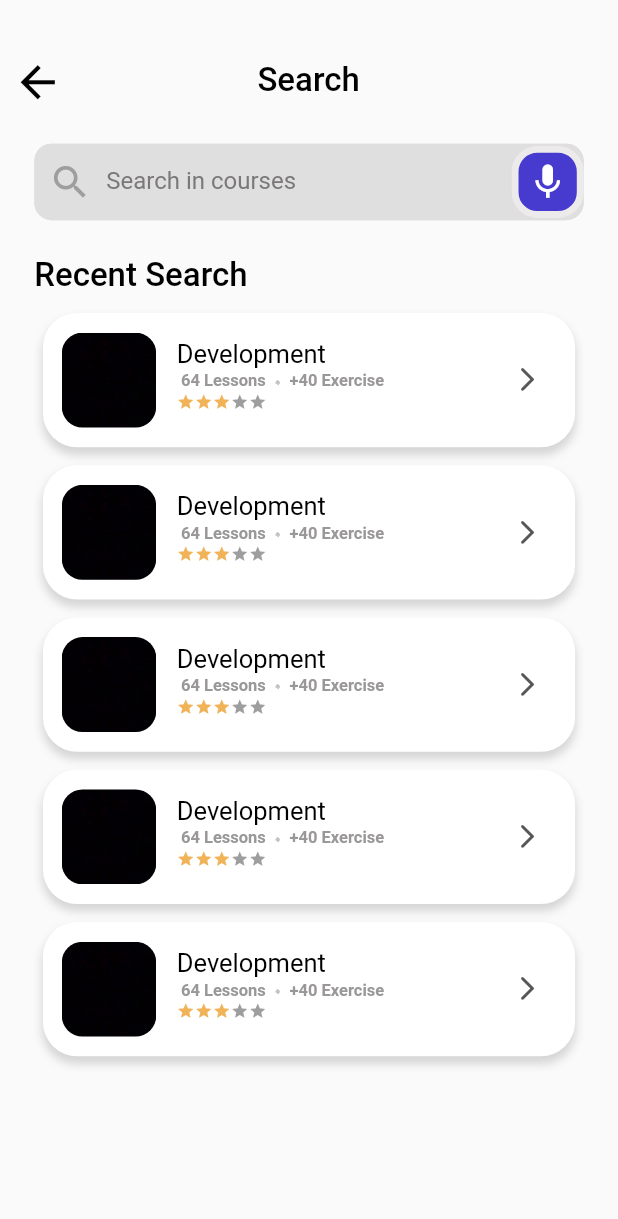
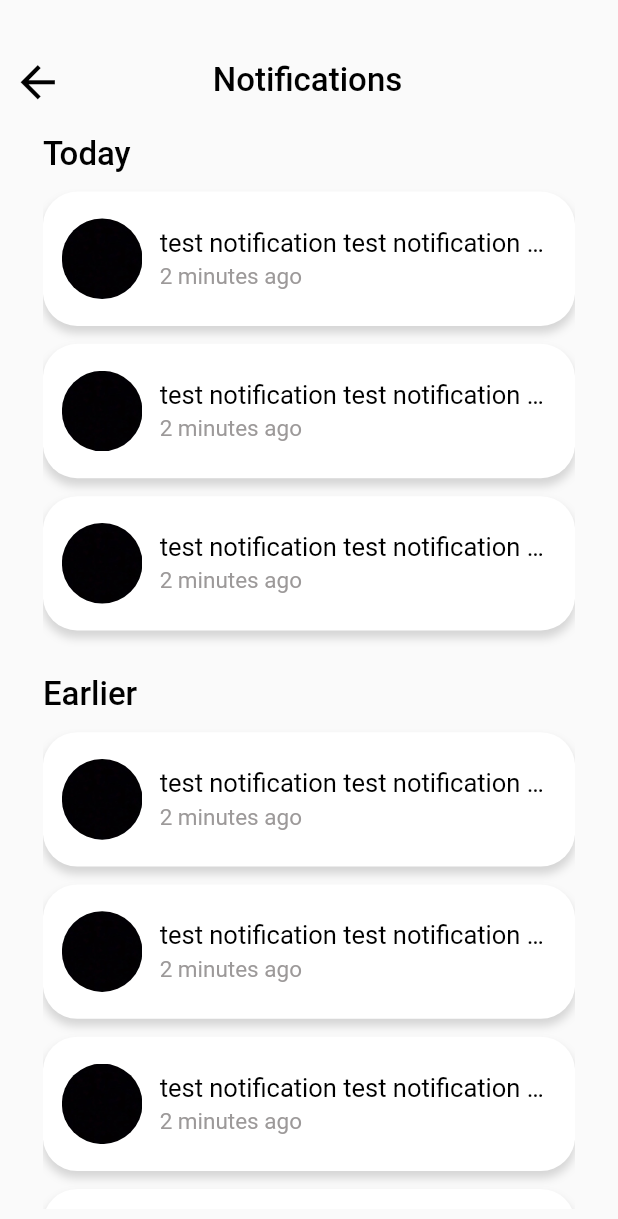
Before and after one commit to yehya-s-ashour/online_course, a Flutter app: the screen it shows after launch, on a phone screen of 412 x 824 dp. Shown: the top 1219 px of the screen. Run offline on Flutter 3.47's test engine with Material 2 defaults, Android fonts, the phone set to English and light mode, and no system bars; our stand-ins replace firebase_core, flutter_screenutil, get, percent_indicator; accounts and stored records are empty.

Commit message:
notifcation & search Screens #done

```diff
--- a/lib/features/data/models/DummyData.dart
+++ b/lib/features/data/models/DummyData.dart
@@ -152,4 +152,87 @@ List<RecentSearch> searchList = [
     name: 'Development',
     image: 'assets/images/image.jpg',
   ),
+  RecentSearch(
+    name: 'Development',
+    image: 'assets/images/image.jpg',
+  ),
+  RecentSearch(
+    name: 'Development',
+    image: 'assets/images/image.jpg',
+  ),
+  RecentSearch(
+    name: 'Development',
+    image: 'assets/images/image.jpg',
+  ),
+  RecentSearch(
+    name: 'Development',
+    image: 'assets/images/image.jpg',
+  ),
+  RecentSearch(
+    name: 'Development',
+    image: 'assets/images/image.jpg',
+  ),
 ];
+
+class Notifications {
+  String image;
+  String description;
+
+  Notifications({
+    required this.image,
+    required this.description,
+  });
+}
+
+List<Notifications> notificationList = [
+  Notifications(
+    description:
+        'test notification test notification test notification test notification test notification test notification test notification',
+    image: 'assets/images/image.jpg',
+  ),
+  Notifications(
+    description:
+        'test notification test notification test notification test notification test notification test notification test notification',
+    image: 'assets/images/image.jpg',
+  ),
+  Notifications(
+    description:
+        'test notification test notification test notification test notification test notification test notification test notification',
+    image: 'assets/images/image.jpg',
+  ),
+  Notifications(
+    description:
+        'test notification test notification test notification test notification test notification test notification test notification',
+    image: 'assets/images/image.jpg',
+  ),
+  Notifications(
+    description:
+        'test notification test notification test notification test notification test notification test notification test notification',
+    image: 'assets/images/image.jpg',
+  ),
+  Notifications(
+    description:
+        'test notification test notification test notification test notification test notification test notification test notification',
+    image: 'assets/images/image.jpg',
+  ),
+  Notifications(
+    description:
+        'test notification test notification test notification test notification test notification test notification test notification',
+    image: 'assets/images/image.jpg',
+  ),
+  Notifications(
+    description:
+        'test notification test notification test notification test notification test notification test notification test notification',
+    image: 'assets/images/image.jpg',
+  ),
+  Notifications(
+    description:
+        'test notification test notification test notification test notification test notification test notification test notification',
+    image: 'assets/images/image.jpg',
+  ),
+  Notifications(
+    description:
+        'test notification test notification test notification test notification test notification test notification test notification',
+    image: 'assets/images/image.jpg',
+  ),
+];
--- /dev/null
+++ b/lib/features/presentation/views/noticctionsScreen/components/notificationCard.dart
@@ -0,0 +1,85 @@
+import 'package:flutter/material.dart';
+import 'package:flutter_screenutil/flutter_screenutil.dart';
+import 'package:online_course/features/data/models/DummyData.dart';
+import 'package:online_course/features/presentation/views/homeScreen/components/starsRating.dart';
+
+class notificationCard extends StatelessWidget {
+  final Notifications notification;
+  const notificationCard({
+    Key? key,
+    required this.notification,
+  }) : super(key: key);
+
+  @override
+  Widget build(BuildContext context) {
+    return SizedBox(
+      height: 75.h,
+      child: Container(
+        padding: EdgeInsets.symmetric(horizontal: 5.w, vertical: 8.h),
+        decoration: BoxDecoration(
+          boxShadow: [
+            BoxShadow(
+              color: Colors.black.withOpacity(0.15),
+              blurRadius: 4.0.r,
+              spreadRadius: .05.r,
+              offset: Offset(0, 4.0.r),
+            ),
+          ],
+          color: Color.fromARGB(255, 255, 255, 255),
+          borderRadius: BorderRadius.circular(20.r),
+        ),
+        child: Row(children: [
+          Row(
+            children: [
+              SizedBox(
+                width: 6.w,
+              ),
+              Container(
+                height: 45.h,
+                width: 47.w,
+                decoration: BoxDecoration(
+                    borderRadius: BorderRadius.circular(100.r),
+                    image: DecorationImage(
+                        image: AssetImage(notification.image),
+                        fit: BoxFit.cover)),
+              ),
+              SizedBox(
+                width: 10.w,
+              ),
+              Column(
+                mainAxisAlignment: MainAxisAlignment.center,
+                crossAxisAlignment: CrossAxisAlignment.start,
+                children: [
+                  SizedBox(
+                    width: 225.w,
+                    child: Text(
+                      notification.description,
+                      maxLines: 1,
+                      overflow: TextOverflow.ellipsis,
+                      style: TextStyle(
+                          fontSize: 17.spMin,
+                          fontWeight: FontWeight.w400,
+                          color: Colors.black),
+                    ),
+                  ),
+                  SizedBox(
+                    height: 3.h,
+                  ),
+                  Text(
+                    "2 minutes ago",
+                    maxLines: 1,
+                    overflow: TextOverflow.ellipsis,
+                    style: TextStyle(
+                        fontSize: 15.spMin,
+                        fontWeight: FontWeight.w400,
+                        color: Color.fromARGB(255, 156, 153, 153)),
+                  ),
+                ],
+              ),
+            ],
+          ),
+        ]),
+      ),
+    );
+  }
+}
--- /dev/null
+++ b/lib/features/presentation/views/noticctionsScreen/components/notificationsScreenAppBar.dart
@@ -0,0 +1,38 @@
+import 'package:flutter/material.dart';
+import 'package:flutter_screenutil/flutter_screenutil.dart';
+
+Widget notificationsScreenAppBar() {
+  return Column(
+    mainAxisAlignment: MainAxisAlignment.start,
+    children: [
+      Column(
+        children: [
+          SizedBox(
+            height: 25.h,
+          ),
+          Row(
+            children: [
+              IconButton(
+                  icon: Icon(
+                    Icons.arrow_back,
+                    color: Colors.black,
+                    size: 30.spMax,
+                  ),
+                  onPressed: () {}),
+              SizedBox(
+                width: 82.w,
+              ),
+              Text(
+                "Notifications",
+                style: TextStyle(
+                    fontWeight: FontWeight.w500,
+                    fontSize: 22.spMin,
+                    color: Colors.black),
+              ),
+            ],
+          ),
+        ],
+      ),
+    ],
+  );
+}
--- /dev/null
+++ b/lib/features/presentation/views/noticctionsScreen/components/notificationsSearchListView.dart
@@ -0,0 +1,91 @@
+import 'package:flutter/material.dart';
+import 'package:flutter_screenutil/flutter_screenutil.dart';
+import 'package:online_course/features/data/models/DummyData.dart';
+import 'package:online_course/features/presentation/views/serachScreen/components/recentSearchCard.dart';
+
+import 'notificationCard.dart';
+
+class notificationsSearchListView extends StatelessWidget {
+  const notificationsSearchListView({Key? key}) : super(key: key);
+  @override
+  Widget build(BuildContext context) {
+    return Column(
+        mainAxisAlignment: MainAxisAlignment.start,
+        crossAxisAlignment: CrossAxisAlignment.start,
+        children: [
+          Container(
+            margin:
+                EdgeInsetsDirectional.only(start: 25.w, end: 25.w, top: 10.h),
+            height: 600.h,
+            width: 330.w,
+            child: MediaQuery.removePadding(
+              context: context,
+              removeTop: true,
+              child: Column(
+                mainAxisAlignment: MainAxisAlignment.start,
+                crossAxisAlignment: CrossAxisAlignment.start,
+                children: [
+                  Expanded(
+                    child: ListView.separated(
+                      physics: BouncingScrollPhysics(),
+                      itemCount: notificationList.length,
+                      itemBuilder: (context, index) {
+                        if (index == 0) {
+                          return Column(
+                            crossAxisAlignment: CrossAxisAlignment.start,
+                            children: [
+                              Text(
+                                "Today",
+                                style: TextStyle(
+                                    fontWeight: FontWeight.w500,
+                                    fontSize: 22.spMin,
+                                    color: Colors.black),
+                              ),
+                              SizedBox(
+                                height: 10.h,
+                              ),
+                              notificationCard(
+                                notification: notificationList[index],
+                              ),
+                            ],
+                          );
+                        } else if (index == 3) {
+                          return Column(
+                            crossAxisAlignment: CrossAxisAlignment.start,
+                            children: [
+                              SizedBox(
+                                height: 15.h,
+                              ),
+                              Text(
+                                "Earlier",
+                                style: TextStyle(
+                                    fontWeight: FontWeight.w500,
+                                    fontSize: 22.spMin,
+                                    color: Colors.black),
+                              ),
+                              SizedBox(
+                                height: 10.h,
+                              ),
+                              notificationCard(
+                                notification: notificationList[index],
+                              ),
+                            ],
+                          );
+                        } else {
+                          return notificationCard(
+                            notification: notificationList[index],
+                          );
+                        }
+                      },
+                      separatorBuilder: (context, index) => SizedBox(
+                        height: 10.h,
+                      ),
+                    ),
+                  ),
+                ],
+              ),
+            ),
+          )
+        ]);
+  }
+}
--- /dev/null
+++ b/lib/features/presentation/views/noticctionsScreen/notificationsScreen.dart
@@ -0,0 +1,22 @@
+import 'package:flutter/material.dart';
+import 'package:flutter/services.dart';
+
+import 'components/notificationsScreenAppBar.dart';
+import 'components/notificationsSearchListView.dart';
+
+class notificationsScreen extends StatelessWidget {
+  @override
+  Widget build(BuildContext context) {
+    return AnnotatedRegion<SystemUiOverlayStyle>(
+      value: SystemUiOverlayStyle.light,
+      child: Scaffold(
+        body: Column(
+          children: [
+            notificationsScreenAppBar(),
+            notificationsSearchListView()
+          ],
+        ),
+      ),
+    );
+  }
+}
--- a/lib/features/presentation/views/serachScreen/searchScreen.dart
+++ b/lib/features/presentation/views/serachScreen/searchScreen.dart
@@ -3,7 +3,6 @@ import 'package:flutter/services.dart';
 import 'package:flutter_screenutil/flutter_screenutil.dart';
 import 'package:online_course/features/presentation/views/serachScreen/components/recentSearchListView.dart';
 
-import '../homeScreen/components/homeAppBar.dart';
 import 'components/searchScreenAppBar.dart';
 import 'components/searchScreenSearchTextField.dart';
 
--- a/lib/main.dart
+++ b/lib/main.dart
@@ -2,8 +2,10 @@ import 'package:firebase_core/firebase_core.dart';
 import 'package:flutter/material.dart';
 import 'package:flutter_screenutil/flutter_screenutil.dart';
 import 'package:get/get_navigation/src/root/get_material_app.dart';
+import 'package:online_course/features/presentation/views/noticctionsScreen/components/notificationsScreenAppBar.dart';
 
 import 'features/presentation/views/homeScreen/homeScreen.dart';
+import 'features/presentation/views/noticctionsScreen/notificationsScreen.dart';
 import 'features/presentation/views/serachScreen/SearchScreen.dart';
 
 void main() async {
@@ -27,7 +29,7 @@ class MyApp extends StatelessWidget {
         title: 'Flutter Demo',
         home: child,
       ),
-      child: searchScreen(),
+      child: notificationsScreen(),
     );
   }
 }
```
